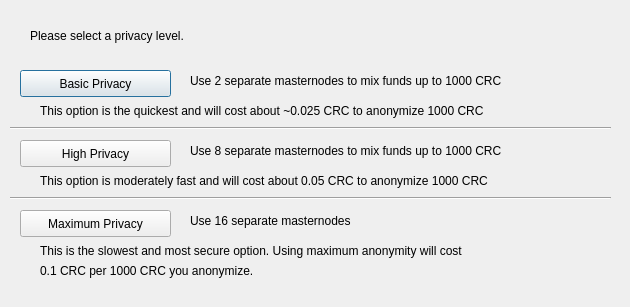
Before: the Qt Designer form src/qt/forms/darksendconfig.ui in cryptocrowdclub/Crowdcoin, drawn with Qt 5.
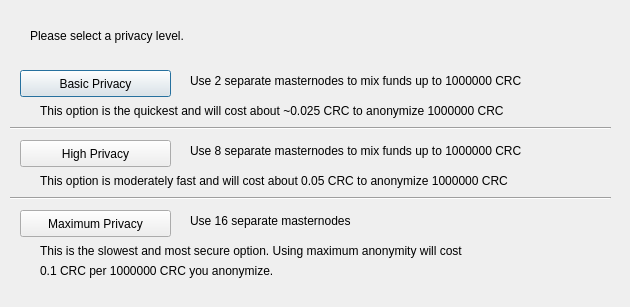
After: the same form once the commit is applied.

Patch:
```diff
--- a/src/qt/forms/darksendconfig.ui
+++ b/src/qt/forms/darksendconfig.ui
@@ -75,7 +75,7 @@
     </rect>
    </property>
    <property name="text">
-    <string>Use 2 separate masternodes to mix funds up to 1000 CRC</string>
+    <string>Use 2 separate masternodes to mix funds up to 1000000 CRC</string>
    </property>
   </widget>
   <widget class="QLabel" name="label_3">
@@ -88,7 +88,7 @@
     </rect>
    </property>
    <property name="text">
-    <string>Use 8 separate masternodes to mix funds up to 1000 CRC</string>
+    <string>Use 8 separate masternodes to mix funds up to 1000000 CRC</string>
    </property>
   </widget>
   <widget class="QLabel" name="label_4">
@@ -114,7 +114,7 @@
     </rect>
    </property>
    <property name="text">
-    <string>This option is the quickest and will cost about ~0.025 CRC to anonymize 1000 CRC</string>
+    <string>This option is the quickest and will cost about ~0.025 CRC to anonymize 1000000 CRC</string>
    </property>
   </widget>
   <widget class="QLabel" name="label_7">
@@ -127,7 +127,7 @@
     </rect>
    </property>
    <property name="text">
-    <string>This option is moderately fast and will cost about 0.05 CRC to anonymize 1000 CRC</string>
+    <string>This option is moderately fast and will cost about 0.05 CRC to anonymize 1000000 CRC</string>
    </property>
   </widget>
   <widget class="QLabel" name="label_8">
@@ -153,7 +153,7 @@
     </rect>
    </property>
    <property name="text">
-    <string>0.1 CRC per 1000 CRC you anonymize.</string>
+    <string>0.1 CRC per 1000000 CRC you anonymize.</string>
    </property>
   </widget>
   <widget class="Line" name="line">
```
